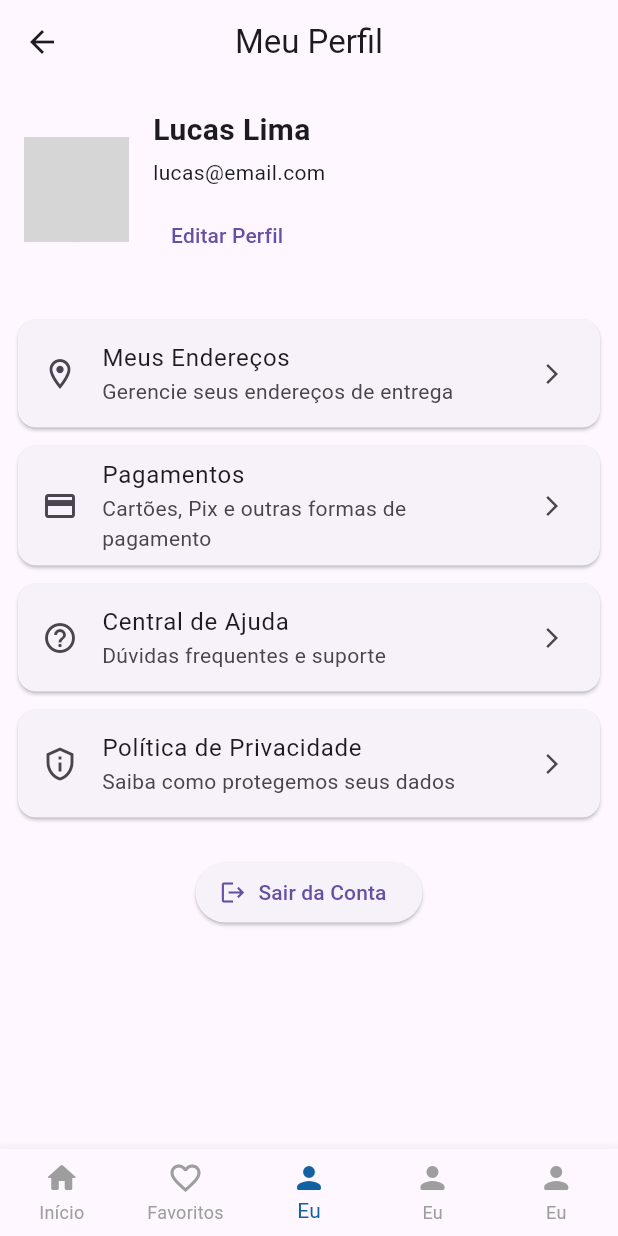
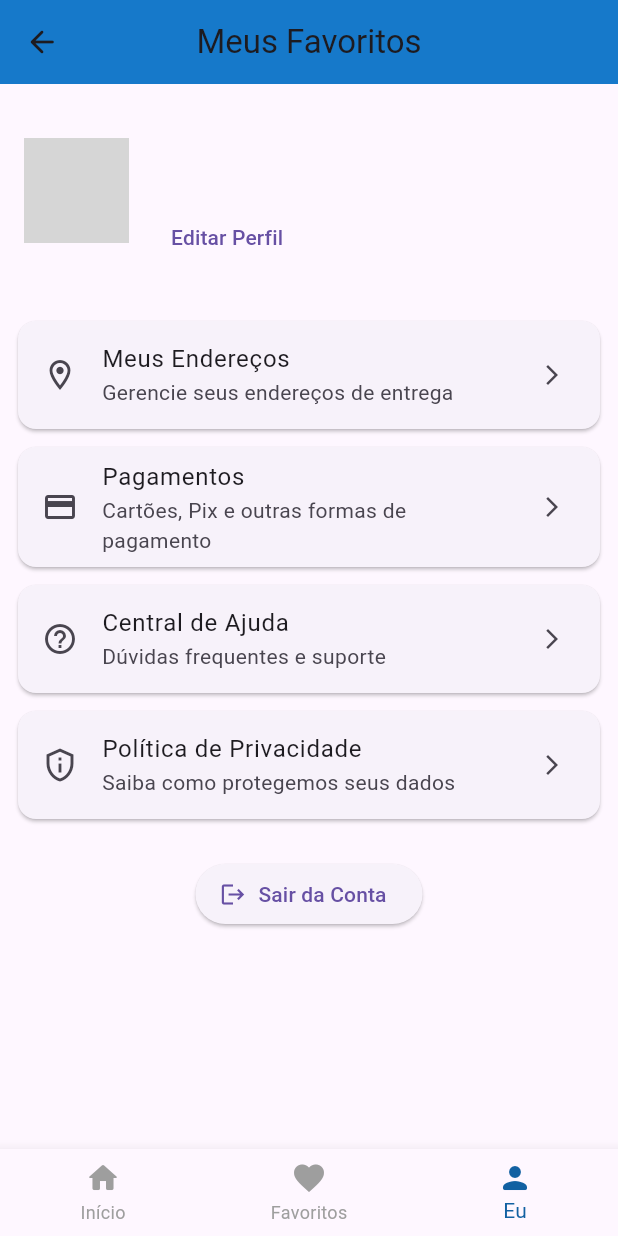
Before and after one commit to JotapeCruzz/MyCommerceStore, a Flutter app: the PerfilPage screen opened by its route, on a phone screen of 412 x 824 dp. Run offline on Flutter 3.47's test engine with Material 3 defaults, Android fonts, the phone set to English and light mode, and no system bars; our stand-ins replace firebase_auth, firebase_core, flutter_svg, google_identity_services_web, google_sign_in, qr_flutter; missing offline and left inert: dart:js_interop; accounts and stored records are empty; generated files the repository leaves out were written again; network calls fail; grey boxes are pictures that could not be loaded.

Commit message:
Correções das cagadas que o Lucas fez
Corrigido todas os bugs e erros implementados anteriormente

```diff
--- a/lib/pages/home_screen.dart
+++ b/lib/pages/home_screen.dart
@@ -54,12 +54,6 @@ class _HomeScreenState extends State<HomeScreen> {
             case 2:
               Navigator.pushReplacementNamed(context, Routes.perfilPage);
               break;
-            case 3:
-
-              break;
-            case 4:
-              Navigator.pushReplacementNamed(context, Routes.cart);
-              break;
           }
         },
       ),
--- a/lib/pages/profile_screen.dart
+++ b/lib/pages/profile_screen.dart
@@ -1,19 +1,37 @@
+import 'package:ecommerce_my_store/widgets/bottom_navbar.dart';
+
+import 'package:flutter/material.dart';
+import 'package:firebase_auth/firebase_auth.dart';
+import 'package:firebase_core/firebase_core.dart';
+
 import 'package:ecommerce_my_store/routes/routes.dart';
-import 'package:ecommerce_my_store/widgets/bottom_navbar.dart';
-import 'package:flutter/material.dart';
-
+import 'package:ecommerce_my_store/colors.dart';
+import 'package:ecommerce_my_store/services/auth_service.dart';
 
 // ===============================
 // TELA PRINCIPAL DE PERFIL
 // ===============================
-class PerfilPage extends StatelessWidget {
-  const PerfilPage({super.key});
+class PerfilPage extends StatefulWidget {
+  final User user;
+  const PerfilPage({super.key, required this.user});
 
+  @override
+  State<PerfilPage> createState() => _PerfilPageState();
+}
+
+class _PerfilPageState extends State<PerfilPage> {
   @override
   Widget build(BuildContext context) {
     return Scaffold(
       appBar: AppBar(
-        title: const Text('Meu Perfil'),
+        leading: IconButton(
+          onPressed: () {
+            Navigator.pushReplacementNamed(context, Routes.home);
+          },
+          icon: Icon(Icons.arrow_back_rounded),
+        ),
+        backgroundColor: Palette.appBarColor,
+        title: Text('Meus Favoritos'),
         centerTitle: true,
       ),
       body: SingleChildScrollView(
@@ -35,15 +53,17 @@ class PerfilPage extends StatelessWidget {
                     child: Column(
                       crossAxisAlignment: CrossAxisAlignment.start,
                       children: [
-                        const Text(
-                          'Lucas Lima',
+                        Text(
+                          (widget.user.displayName != null)
+                              ? widget.user.displayName!
+                              : "",
                           style: TextStyle(
                             fontSize: 20,
                             fontWeight: FontWeight.bold,
                           ),
                         ),
                         const SizedBox(height: 4),
-                        const Text('lucas@email.com'),
+                        Text(widget.user.email!),
                         const SizedBox(height: 8),
                         TextButton(
                           onPressed: () {},
@@ -68,9 +88,7 @@ class PerfilPage extends StatelessWidget {
                 onTap: () {
                   Navigator.push(
                     context,
-                    MaterialPageRoute(
-                      builder: (_) => const EnderecosPage(),
-                    ),
+                    MaterialPageRoute(builder: (_) => const EnderecosPage()),
                   );
                 },
               ),
@@ -82,14 +100,14 @@ class PerfilPage extends StatelessWidget {
               child: ListTile(
                 leading: const Icon(Icons.credit_card),
                 title: const Text('Pagamentos'),
-                subtitle: const Text('Cartões, Pix e outras formas de pagamento'),
+                subtitle: const Text(
+                  'Cartões, Pix e outras formas de pagamento',
+                ),
                 trailing: const Icon(Icons.arrow_forward_ios, size: 16),
                 onTap: () {
                   Navigator.push(
                     context,
-                    MaterialPageRoute(
-                      builder: (_) => const PagamentosPage(),
-                    ),
+                    MaterialPageRoute(builder: (_) => const PagamentosPage()),
                   );
                 },
               ),
@@ -106,9 +124,7 @@ class PerfilPage extends StatelessWidget {
                 onTap: () {
                   Navigator.push(
                     context,
-                    MaterialPageRoute(
-                      builder: (_) => const AjudaPage(),
-                    ),
+                    MaterialPageRoute(builder: (_) => const AjudaPage()),
                   );
                 },
               ),
@@ -125,9 +141,7 @@ class PerfilPage extends StatelessWidget {
                 onTap: () {
                   Navigator.push(
                     context,
-                    MaterialPageRoute(
-                      builder: (_) => const PoliticaPage(),
-                    ),
+                    MaterialPageRoute(builder: (_) => const PoliticaPage()),
                   );
                 },
               ),
@@ -138,7 +152,10 @@ class PerfilPage extends StatelessWidget {
             Padding(
               padding: const EdgeInsets.symmetric(horizontal: 16),
               child: ElevatedButton.icon(
-                onPressed: () {},
+                onPressed: () {
+                  AuthService().userLogout();
+                  Navigator.pushReplacementNamed(context, Routes.login);
+                },
                 icon: const Icon(Icons.logout),
                 label: const Text('Sair da Conta'),
               ),
@@ -159,12 +176,6 @@ class PerfilPage extends StatelessWidget {
               break;
             case 2:
               Navigator.pushReplacementNamed(context, Routes.perfilPage);
-              break;
-            case 3:
-
-              break;
-            case 4:
-              Navigator.pushReplacementNamed(context, Routes.cart);
               break;
           }
         },
--- a/lib/routes/routes.dart
+++ b/lib/routes/routes.dart
@@ -61,7 +61,7 @@ class Routes {
     editAdress: (context) => const EditarEnderecoPage(),
     editProfile: (context) => const EditarPerfilPage(),
     policyPrivacy: (context) => const PrivacyPolicyScreen(),
-    perfilPage: (context) => const PerfilPage(),
+    perfilPage: (context) => PerfilPage(user: FirebaseAuth.instance.currentUser!),
     policyPrivace: (context) => const PrivacyPolicyScreen(),
   };
 }
--- a/lib/widgets/bottom_navbar.dart
+++ b/lib/widgets/bottom_navbar.dart
@@ -23,12 +23,17 @@ class CustomBottomNavBar extends StatelessWidget {
           label: 'Início',
         ),
         BottomNavigationBarItem(
-          icon: Icon(Icons.favorite_border),
+          icon: Icon(Icons.favorite),
           label: 'Favoritos',
         ),
-        BottomNavigationBarItem(icon: Icon(Icons.person_rounded), label: 'Eu'),
-        BottomNavigationBarItem(icon: Icon(Icons.person_rounded), label: 'Eu'),
-        BottomNavigationBarItem(icon: Icon(Icons.person_rounded), label: 'Eu'),
+        // BottomNavigationBarItem(
+        //   icon: Icon(Icons.shopping_cart_checkout_rounded),
+        //   label: 'Carrinho'
+        // ),
+        BottomNavigationBarItem(
+          icon: Icon(Icons.person_rounded),
+          label: 'Eu'
+        ),
       ],
     );
   }
```
Also changed, not shown: lib/pages/favorites_screen.dart (+11 -7 lines), lib/pages/kart_screen.dart (+6 -25 lines), lib/widgets/custom_drawer.dart (+0 -28 lines).
